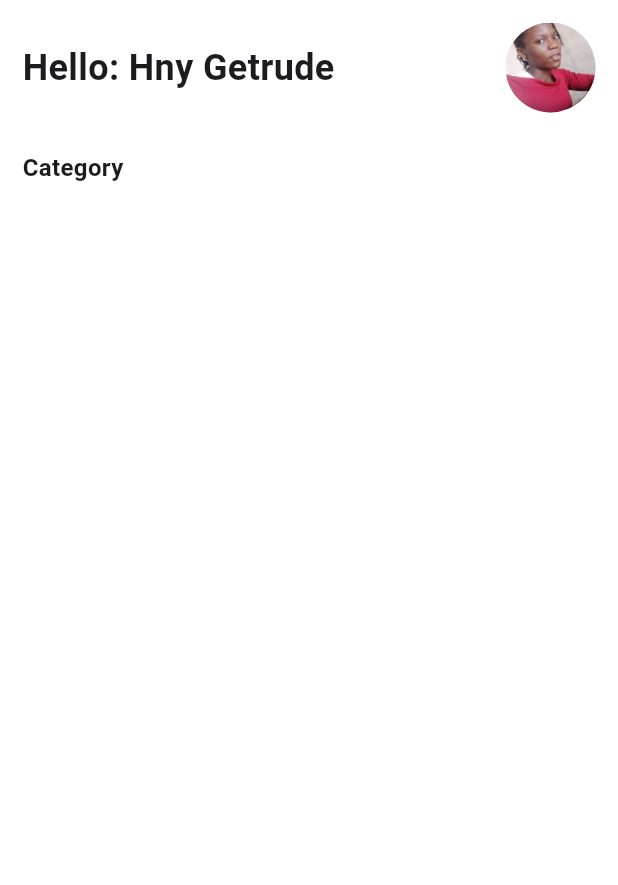
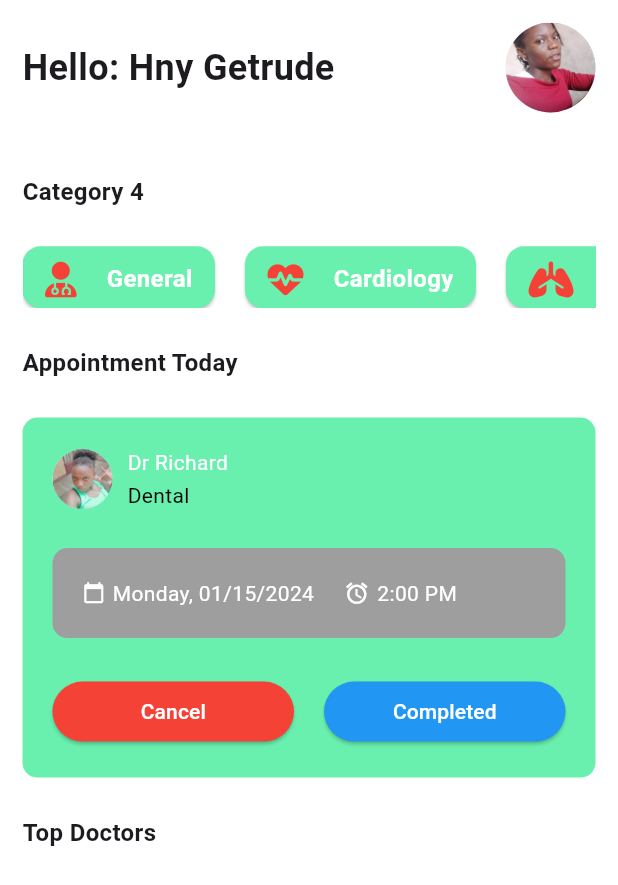
Before and after one commit to juliusKats/doctors, a Flutter app: the HomePage screen opened directly, on a phone screen of 412 x 824 dp. Shown: the top 885 px of the screen. Run offline on Flutter 3.47's test engine with Material 3 defaults, Android fonts, the phone set to English and light mode, and no system bars; our stand-ins replace font_awesome_flutter.

Commit message:
doctors information

```diff
--- /dev/null
+++ b/lib/components/appointcard.dart
@@ -0,0 +1,100 @@
+import 'package:doctors/components/scheduleCard.dart';
+import 'package:doctors/utils/config.dart';
+import 'package:flutter/material.dart';
+class Appointmentcard extends StatefulWidget {
+  const Appointmentcard({ Key? key }) : super(key: key);
+
+  @override
+  _AppointmentcardState createState() => _AppointmentcardState();
+}
+
+class _AppointmentcardState extends State<Appointmentcard> {
+  @override
+  Widget build(BuildContext context) {
+    return Container(
+      width: double.infinity,
+      decoration: BoxDecoration(
+        color: Config.primaryColor,
+        borderRadius: BorderRadius.circular(10),
+      ),
+      child:  Material(
+        color: Colors.transparent,
+        child: Padding(
+          padding: const EdgeInsets.all(20),
+          child: Column(
+          children: [
+            // inserting Row
+            Row(
+              children: [
+                 CircleAvatar(
+              backgroundImage: AssetImage('assets/doctor1.jpg'),
+            ),
+            SizedBox(
+              width: 10,
+              ),
+            Column(
+              mainAxisAlignment: MainAxisAlignment.center,
+              crossAxisAlignment: CrossAxisAlignment.start,
+              children: <Widget>  [
+                Text(
+                  'Dr Richard',
+                  style: TextStyle(
+                    color: Colors.white
+                    ),
+                    ),
+                SizedBox(
+                  height: 2,
+                  ),
+                Text(
+                  'Dental',
+                  style: TextStyle(
+                    color: Colors.black
+                    ),
+                    ),
+
+              ],
+            )
+
+              ],
+            ),
+          Config.spaceSmall,
+          // Schedule infomation
+        const  ScheduleCard(),
+          Config.spaceSmall,
+          // action button
+          Row(
+            mainAxisAlignment: MainAxisAlignment.spaceBetween,
+            children:<Widget> [
+              Expanded(
+                child: ElevatedButton(
+                  style: ElevatedButton.styleFrom(
+                    backgroundColor: Colors.red,
+                  ),
+                  child: const Text('Cancel',style: TextStyle(color: Colors.white),),
+                  onPressed: (){},
+                  ),
+                ),
+                const SizedBox(
+                  width: 20,
+                ),
+                Expanded(
+                child: ElevatedButton(
+                  style: ElevatedButton.styleFrom(
+                    backgroundColor: Colors.blue,
+                  ),
+                  child: const Text('Completed',style: TextStyle(color: Colors.white),),
+                  onPressed: (){},
+                  ),
+
+                ),
+
+            ],
+          )
+          ],
+        ),
+
+          ),
+        ),
+    );
+  }
+}
--- /dev/null
+++ b/lib/components/doctorcard.dart
@@ -0,0 +1,79 @@
+import 'package:doctors/utils/config.dart';
+import 'package:flutter/material.dart';
+class Doctorcard extends StatefulWidget {
+  const Doctorcard({ super.key });
+
+  @override
+  _DoctorcardState createState() => _DoctorcardState();
+}
+
+class _DoctorcardState extends State<Doctorcard> {
+  @override
+  Widget build(BuildContext context) {
+    Config().init(context);
+    return Container(
+      padding: const EdgeInsets.symmetric(horizontal: 10,vertical: 10),
+      height: 150,
+      child: GestureDetector(
+        child: Card(
+          elevation: 5,
+          color: Colors.white,
+          child: Row(
+            children: <Widget>[
+              SizedBox(
+
+                width: Config.widthSize * 0.33,
+                child: Image.asset('assets/doctor2.jpg',fit: BoxFit.fill,),
+              ),
+
+              const Flexible(
+                child: Padding(
+                  padding: EdgeInsets.symmetric(horizontal: 10,vertical: 20),
+                  child: Column(crossAxisAlignment: CrossAxisAlignment.start,
+                  children: <Widget>[
+                    Text(
+                      'Dr Julius',
+                      style: TextStyle(
+                        fontSize: 18,
+                        fontWeight: FontWeight.bold
+                      ),
+                      ),
+                      Text(
+                      'Dental',
+                      style: TextStyle(
+                        fontSize: 14,
+                        fontWeight: FontWeight.normal
+                      ),
+                      ),
+                      Spacer(),
+                      Row(
+                        mainAxisAlignment: MainAxisAlignment.start,
+                        children: <Widget>[
+                          Icon(
+                            Icons.star_border,
+                            color: Colors.yellow,
+                            size: 16,
+                            ),
+                          Spacer(flex: 1,),
+                          Text('4.5'),
+                          Spacer(flex: 1,),
+                          Text('Reviews'),
+                          Spacer(flex: 1,),
+                          Text('(20)'),
+                          Spacer(flex: 7,),
+
+                        ],
+                      ),
+                  ]
+                  ),
+                  ),
+
+                  )
+            ],
+          ),
+        ),
+        onTap: (){}, // redirect to doctor's details
+      ),
+    );
+  }
+}
--- /dev/null
+++ b/lib/components/scheduleCard.dart
@@ -0,0 +1,52 @@
+import 'package:flutter/material.dart';
+class ScheduleCard extends StatefulWidget {
+  const ScheduleCard({ Key? key }) : super(key: key);
+
+  @override
+  _ScheduleCardState createState() => _ScheduleCardState();
+}
+
+class _ScheduleCardState extends State<ScheduleCard> {
+  @override
+  Widget build(BuildContext context) {
+    return Container(
+      decoration: BoxDecoration(
+        color: Colors.grey,
+        borderRadius: BorderRadius.circular(10)
+      ),
+      width: double.infinity,
+      padding: const EdgeInsets.all(20),
+      child: const Row(
+        crossAxisAlignment: CrossAxisAlignment.center,
+        children: <Widget>[
+          Icon(
+            Icons.calendar_today,
+             color: Colors.white,
+             size: 15,
+             ),
+              SizedBox(
+              width: 5,
+             ),
+             Text('Monday, 01/15/2024',
+             style: TextStyle(
+              color: Colors.white
+              ),
+             ),
+          SizedBox(
+            width: 20,
+          ),
+          Icon(
+            Icons.access_alarm,
+             color: Colors.white,
+             size: 17,
+             ),
+              SizedBox(
+              width: 5,
+             ),
+             Flexible(child: Text('2:00 PM',style: TextStyle( color: Colors.white),))
+
+        ],
+      ),
+    );
+  }
+}
--- a/lib/screens/home.dart
+++ b/lib/screens/home.dart
@@ -1,3 +1,4 @@
+import 'package:doctors/components/appointcard.dart';
 import 'package:flutter/material.dart';
 import 'package:doctors/utils/config.dart';
 import 'package:font_awesome_flutter/font_awesome_flutter.dart';
@@ -41,7 +42,7 @@ class _HomePageState extends State<HomePage> {
  ];
   @override
   Widget build(BuildContext context) {
-    return const Scaffold (
+    return  Scaffold (
       body: Padding(
         padding: EdgeInsets.symmetric(
           horizontal: 15,
@@ -71,28 +72,76 @@ class _HomePageState extends State<HomePage> {
                   )
                 ],
               ),
-              Config.spaceSmall,
+              Config.spaceMedium,
               // Config.spaceMedium,
               // category listing
               Text(
-                'Category',
+                'Category 4',
                 style: TextStyle(
                   fontSize: 16,
                   fontWeight:FontWeight.bold,
                 ),
               ),
               Config.spaceSmall,
-              // SizedBox(
-              //   height: 20,
-              //   child: ListView(
-              //     scrollDirection: Axis.horizontal,
-              //     children: List<Widget>.generate(medCat.length, (index) {
-              //       margin: const Edge
-              //     }),
-              //   ) ,
-              // )
-              // building category listing
+               // building category listing
+              SizedBox(
+                height: Config.heightSize * 0.05,
+                child: ListView(
+                  scrollDirection: Axis.horizontal,
+                  children:List<Widget>.generate(medCat.length, (index){
+                    return Card(
+                      margin:const EdgeInsets.only(right: 20),
+                      color: Config.primaryColor,
+                      child:Padding(
+                        padding:const EdgeInsets.symmetric(horizontal:15,vertical: 10),
+                      child: Row(
+                        mainAxisAlignment: MainAxisAlignment.spaceAround,
+                        children: <Widget>[
+                          FaIcon(
+                            medCat[index]['icon'],
+                            color: Colors.red,
+                          ),
+                          const SizedBox(
+                            width: 20,
+                          ),
+                          Text(
+                            medCat[index]['category'],
+                            style: TextStyle(
+                              fontSize: 16,
+                              fontWeight: FontWeight.bold,
+                              color: Colors.white,
+                            ),
+                          ),
+                        ],
+                      ),
+                      )
 
+                    );
+                  }),
+                ),
+              ),
+              Config.spaceSmall,
+              const Text(
+                    'Appointment Today',
+                    style: TextStyle(
+                      fontSize: 16,
+                      fontWeight: FontWeight.bold,
+
+                    ),
+                  ),
+              Config.spaceSmall,
+              // display appointment card here
+              Appointmentcard(),
+              Config.spaceSmall,
+               const Text(
+                    'Top Doctors',
+                    style: TextStyle(
+                      fontSize: 16,
+                      fontWeight: FontWeight.bold,
+
+                    ),
+                  ),
+               // display topdoctor card here
             ],
           ),
         )
```
Also changed, not shown: assets/doctor1.jpg (added), assets/doctor2.jpg (added), assets/doctor3.jpg (added), assets/doctor4.jpg (added), assets/doctor5.jpg (added).
